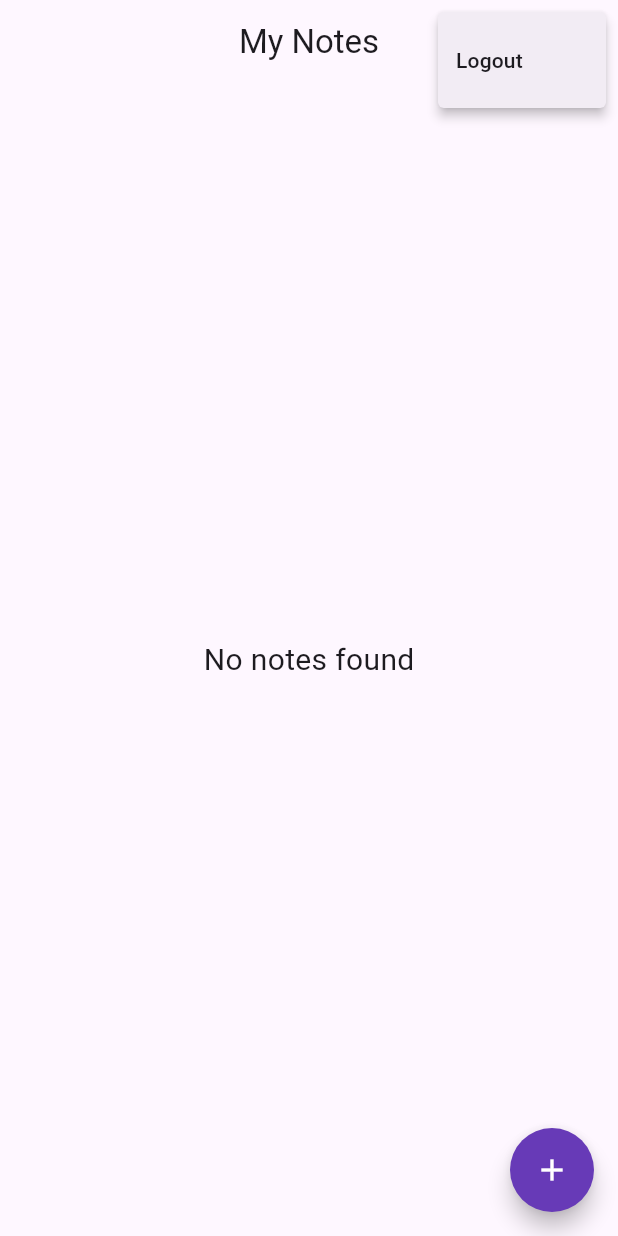
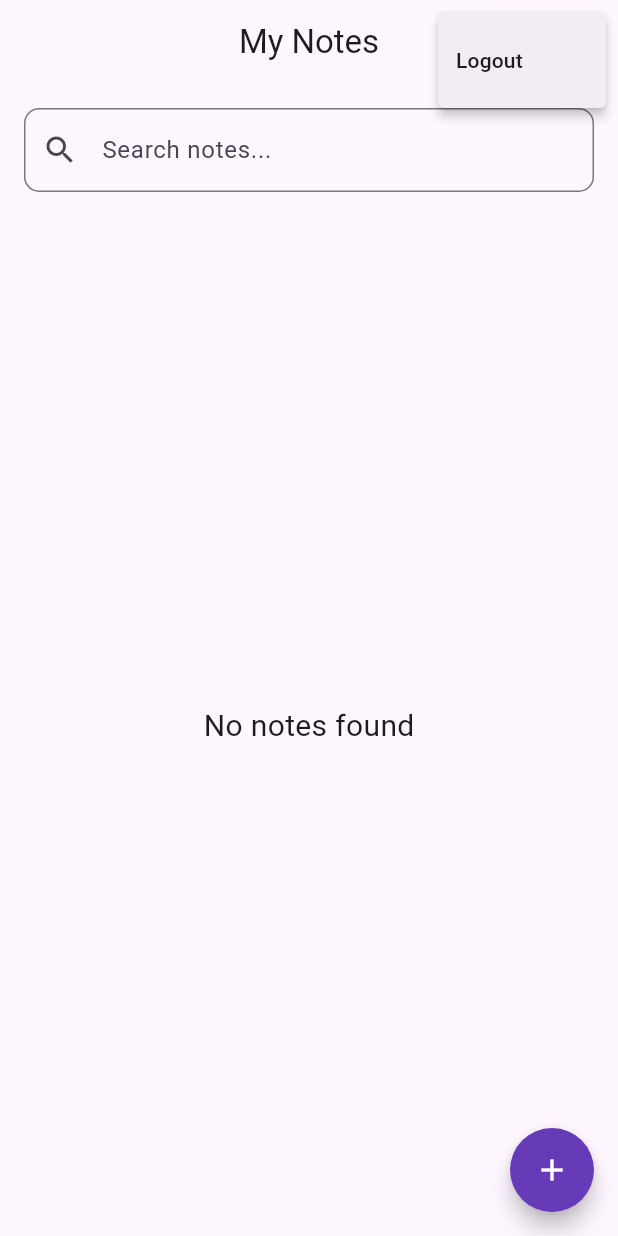
Before and after one commit to hamja-prakash/supabseDemo_flutter, a Flutter app: the screen it shows once a user with an empty profile is signed in, after a tap on the "more vert" icon, on a phone screen of 412 x 824 dp. Run offline on Flutter 3.47's test engine with Material 3 defaults, Android fonts, the phone set to English and light mode, and no system bars; our stand-ins replace bloc, equatable, flutter_bloc, flutter_dotenv, flutter_otp_text_field, google_sign_in and 2 more; accounts and stored records are empty; network calls fail.

Commit message:
- Implemented search functionality.

```diff
--- a/lib/helper/appconstant.dart
+++ b/lib/helper/appconstant.dart
@@ -40,4 +40,8 @@ class AppConstants {
   static const String idKey = 'id';
   static const String titleKey = 'title';
   static const String descriptionKey = 'description';
+
+  static const String notesTable = 'notes';
+
+  static const String searchNotes = 'Search notes...';
 }
--- a/lib/home_screen.dart
+++ b/lib/home_screen.dart
@@ -1,3 +1,4 @@
+import 'dart:async';
 import 'package:flutter/material.dart';
 import 'package:flutter_bloc/flutter_bloc.dart';
 import 'package:supabase_demo/auth/login/view/login_screen.dart';
@@ -5,6 +6,7 @@ import 'package:supabase_demo/helper/appconstant.dart';
 import 'package:supabase_demo/notes/add_notes/cubit/notes_cubit.dart';
 import 'package:supabase_demo/notes/add_notes/cubit/notes_state.dart';
 import 'package:supabase_demo/notes/add_notes/view/add_note_screen.dart';
+import 'package:supabase_demo/shared/common_widget/common_textfield.dart';
 import 'package:supabase_flutter/supabase_flutter.dart';
 
 import 'helper/assets_path.dart';
@@ -20,6 +22,8 @@ class _HomeScreenState extends State<HomeScreen> {
   final supabase = Supabase.instance.client;
   final ScrollController _scrollController = ScrollController();
   late final NoteCubit _noteCubit;
+  Timer? _debounce;
+  final TextEditingController _searchController = TextEditingController();
 
   @override
   void initState() {
@@ -32,7 +36,17 @@ class _HomeScreenState extends State<HomeScreen> {
   void dispose() {
     _scrollController.dispose();
     _noteCubit.close();
+    _debounce?.cancel();
+    _searchController.dispose();
     super.dispose();
+  }
+
+  void _onSearchChanged(String query) {
+    setState(() {});
+    if (_debounce?.isActive ?? false) _debounce!.cancel();
+    _debounce = Timer(const Duration(milliseconds: 500), () {
+      _noteCubit.searchNotes(query);
+    });
   }
 
   void _onScroll() {
@@ -82,7 +96,43 @@ class _HomeScreenState extends State<HomeScreen> {
           ],
         ),
 
-        body: BlocConsumer<NoteCubit, NoteState>(
+        body: Column(
+          children: [
+            Padding(
+              padding: const EdgeInsets.all(16.0),
+              // child: TextField(
+              //   controller: _searchController,
+              //   decoration: InputDecoration(
+              //     hintText: 'Search notes...',
+              //     prefixIcon: const Icon(Icons.search),
+              //     border: OutlineInputBorder(
+              //       borderRadius: BorderRadius.circular(8.0),
+              //     ),
+              //     filled: true,
+              //     fillColor: Colors.grey[200],
+              //   ),
+              //   onChanged: _onSearchChanged,
+              // ),
+
+              child: CustomTextField(
+                controller: _searchController,
+                hint: AppConstants.searchNotes,
+                prefixIcon: const Icon(Icons.search),
+                suffixIcon: _searchController.text.isEmpty
+                    ? const SizedBox.shrink()
+                    : IconButton(
+                  icon: const Icon(Icons.cancel_outlined),
+                  onPressed: () {
+                    _searchController.clear();
+                    _noteCubit.searchNotes('');
+                    setState(() {});
+                  },
+                ),
+                onChanged: _onSearchChanged,
+              ),
+            ),
+            Expanded(
+              child: BlocConsumer<NoteCubit, NoteState>(
                 listener: (context, state) {
                   if (state is NoteError) {
                     ScaffoldMessenger.of(context).showSnackBar(
@@ -102,9 +152,11 @@ class _HomeScreenState extends State<HomeScreen> {
                     if (state.notes.isEmpty) {
                       return const Center(child: Text(AppConstants.noNotesFound, style: TextStyle(fontWeight: .normal, fontSize: 20),));
                     }
-              return ListView.builder(
+                    return SafeArea(
+                      bottom: true,
+                      child: ListView.builder(
                         controller: _scrollController,
-                padding: const EdgeInsets.all(16),
+                        padding: const EdgeInsets.only(left: 16, right: 16, bottom: 16),
                         itemCount: state.hasMore ? state.notes.length + 1 : state.notes.length,
                         itemBuilder: (context, index) {
                           if (index >= state.notes.length) {
@@ -113,6 +165,7 @@ class _HomeScreenState extends State<HomeScreen> {
                               child: Center(child: CircularProgressIndicator()),
                             );
                           }
+
                                         final note = state.notes[index];
                                         return Card(
                       margin: const EdgeInsets.only(bottom: 12),
@@ -176,11 +229,15 @@ class _HomeScreenState extends State<HomeScreen> {
                       ),
                                         );
                                       },
+                                    ),
                     );
 
             }
             return const Center(child: Text(AppConstants.somethingWentWrong));
           },
+            ),
+          ),
+        ],
       ),
 
         floatingActionButton: Builder(
--- a/lib/notes/add_notes/cubit/notes_cubit.dart
+++ b/lib/notes/add_notes/cubit/notes_cubit.dart
@@ -14,6 +14,15 @@ class NoteCubit extends Cubit<NoteState> {
   final int _limit = 10;
   final List<Map<String, dynamic>> _notes = [];
   bool _isFetching = false;
+  String _searchQuery = '';
+
+  // ===== SEARCH =====
+  Future<void> searchNotes(String query) async {
+    _searchQuery = query;
+    _page = 0;
+    _notes.clear();
+    await fetchNotes();
+  }
 
   // ===== FETCH =====
   Future<void> fetchNotes({bool isLoadMore = false}) async {
@@ -35,11 +44,20 @@ class NoteCubit extends Cubit<NoteState> {
       final from = _page * _limit;
       final to = from + _limit - 1;
 
-      final res = await supabase
-          .from('notes')
-          .select()
+      var query = supabase.from(AppConstants.notesTable).select();
+
+      if (_searchQuery.isNotEmpty) {
+        // query = query.ilike(
+        //   AppConstants.titleKey,
+        //   '%$_searchQuery%',
+        // );
+        query = query.or('${AppConstants.titleKey}.ilike.%$_searchQuery%,${AppConstants.descriptionKey}.ilike.%$_searchQuery%');
+      }
+
+      final res = await query
           .range(from, to)
-          .order('created_at', ascending: false); // Order by newest first
+          // .order('title', ascending: true)
+          .order('created_at', ascending: false);
 
       final newNotes = List<Map<String, dynamic>>.from(res);
       _notes.addAll(newNotes);
@@ -57,7 +75,7 @@ class NoteCubit extends Cubit<NoteState> {
   Future<void> addNote(String title, String description) async {
     emit(NoteLoading());
     try {
-      await supabase.from('notes').insert({
+      await supabase.from(AppConstants.notesTable).insert({
         AppConstants.titleKey: title,
         AppConstants.descriptionKey: description,
       });
@@ -72,7 +90,7 @@ class NoteCubit extends Cubit<NoteState> {
   Future<void> updateNote(int id, String title, String description) async {
     emit(NoteLoading());
     try {
-      await supabase.from('notes')
+      await supabase.from(AppConstants.notesTable)
           .update({AppConstants.titleKey: title, AppConstants.descriptionKey: description})
           .eq(AppConstants.idKey, id);
       emit(NoteUpdateSuccess());
--- a/lib/shared/common_widget/common_textfield.dart
+++ b/lib/shared/common_widget/common_textfield.dart
@@ -7,6 +7,7 @@ class CustomTextField extends StatelessWidget {
   final Widget? suffixIcon;
   final Widget? prefixIcon;
   final TextInputType keyboardType;
+  final ValueChanged<String>? onChanged;
 
   const CustomTextField({
     super.key,
@@ -16,6 +17,7 @@ class CustomTextField extends StatelessWidget {
     this.suffixIcon,
     this.prefixIcon,
     this.keyboardType = TextInputType.text,
+    this.onChanged,
   });
 
   @override
@@ -24,6 +26,7 @@ class CustomTextField extends StatelessWidget {
       controller: controller,
       obscureText: obscureText,
       keyboardType: keyboardType,
+      onChanged: onChanged,
       decoration: InputDecoration(
         hintText: hint,
         border: OutlineInputBorder(borderRadius: BorderRadius.circular(10)),
```
Lines whose indentation alone changed are shown as unchanged.
